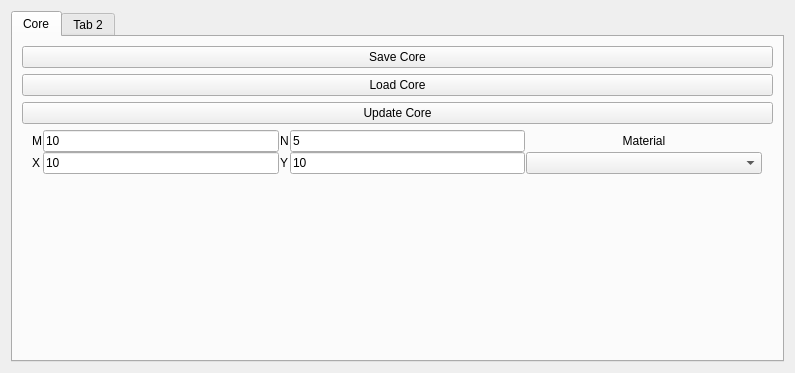
This is corewidget.ui in bigorangenuke/NeutronDiffusion as Qt 5 draws it before an edit. The edited form follows.
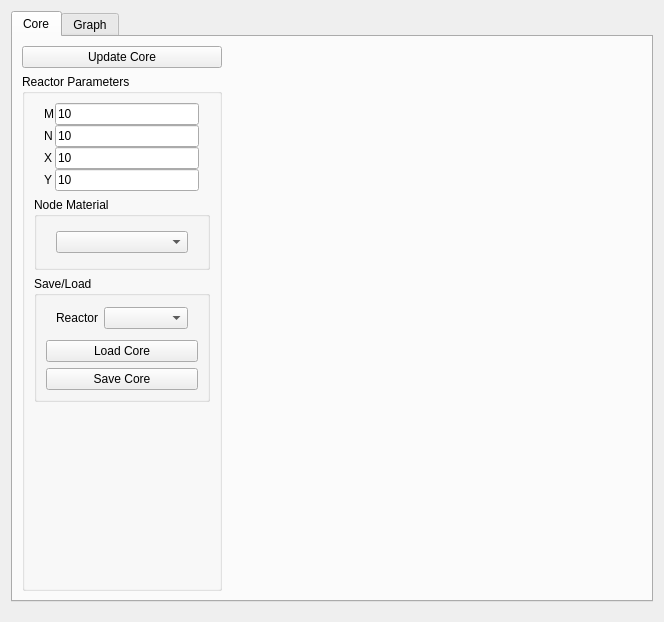
This is the edited form. Custom widgets are drawn as their Qt base class.

```diff
--- a/corewidget.ui
+++ b/corewidget.ui
@@ -6,44 +6,74 @@
    <rect>
     <x>0</x>
     <y>0</y>
-    <width>795</width>
-    <height>373</height>
+    <width>664</width>
+    <height>622</height>
    </rect>
   </property>
   <property name="windowTitle">
    <string>Form</string>
   </property>
-  <layout class="QVBoxLayout" name="verticalLayout">
+  <layout class="QHBoxLayout" name="horizontalLayout_5">
+   <property name="bottomMargin">
+    <number>20</number>
+   </property>
    <item>
     <widget class="QTabWidget" name="tabWidget">
+     <property name="layoutDirection">
+      <enum>Qt::LeftToRight</enum>
+     </property>
+     <property name="currentIndex">
+      <number>0</number>
+     </property>
      <widget class="QWidget" name="coreTab">
       <attribute name="title">
        <string>Core</string>
       </attribute>
-      <layout class="QVBoxLayout" name="verticalLayout_2">
+      <layout class="QHBoxLayout" name="horizontalLayout_4">
        <item>
-        <widget class="QPushButton" name="saveCorePushButton">
-         <property name="text">
-          <string>Save Core</string>
+        <layout class="QVBoxLayout" name="verticalLayout_3">
+         <property name="sizeConstraint">
+          <enum>QLayout::SetDefaultConstraint</enum>
          </property>
-        </widget>
-       </item>
-       <item>
-        <widget class="QPushButton" name="loadCorePushButton">
-         <property name="text">
-          <string>Load Core</string>
-         </property>
-        </widget>
-       </item>
        <item>
         <widget class="QPushButton" name="updateCorePushButton">
+           <property name="sizePolicy">
+            <sizepolicy hsizetype="Preferred" vsizetype="Fixed">
+             <horstretch>0</horstretch>
+             <verstretch>0</verstretch>
+            </sizepolicy>
+           </property>
+           <property name="maximumSize">
+            <size>
+             <width>200</width>
+             <height>16777215</height>
+            </size>
+           </property>
          <property name="text">
           <string>Update Core</string>
          </property>
         </widget>
        </item>
        <item>
-        <widget class="QWidget" name="widget" native="true">
+          <widget class="QGroupBox" name="groupBox">
+           <property name="sizePolicy">
+            <sizepolicy hsizetype="Preferred" vsizetype="Expanding">
+             <horstretch>0</horstretch>
+             <verstretch>0</verstretch>
+            </sizepolicy>
+           </property>
+           <property name="maximumSize">
+            <size>
+             <width>200</width>
+             <height>16777215</height>
+            </size>
+           </property>
+           <property name="title">
+            <string>Reactor Parameters</string>
+           </property>
+           <layout class="QVBoxLayout" name="verticalLayout_2">
+            <item>
+             <widget class="QWidget" name="sizeFormWidget" native="true">
          <property name="enabled">
           <bool>true</bool>
          </property>
@@ -53,18 +83,9 @@
            <verstretch>0</verstretch>
           </sizepolicy>
          </property>
-         <layout class="QGridLayout" name="gridLayout_3">
-          <property name="leftMargin">
-           <number>10</number>
-          </property>
-          <property name="topMargin">
-           <number>0</number>
-          </property>
-          <property name="rightMargin">
-           <number>11</number>
-          </property>
-          <property name="bottomMargin">
-           <number>0</number>
+              <layout class="QFormLayout" name="formLayout">
+               <property name="fieldGrowthPolicy">
+                <enum>QFormLayout::AllNonFixedFieldsGrow</enum>
           </property>
           <property name="horizontalSpacing">
            <number>1</number>
@@ -72,88 +93,80 @@
           <property name="verticalSpacing">
            <number>0</number>
           </property>
-          <item row="1" column="3">
-           <widget class="QLineEdit" name="mNodesLineEdit">
-            <property name="text">
-             <string>10</string>
-            </property>
-           </widget>
-          </item>
-          <item row="1" column="0">
+               <property name="leftMargin">
+                <number>10</number>
+               </property>
+               <property name="topMargin">
+                <number>0</number>
+               </property>
+               <property name="rightMargin">
+                <number>11</number>
+               </property>
+               <property name="bottomMargin">
+                <number>0</number>
+               </property>
+               <item row="0" column="0">
            <widget class="QLabel" name="mNodesLabel">
             <property name="text">
              <string>M</string>
             </property>
            </widget>
           </item>
-          <item row="3" column="3">
+               <item row="0" column="1">
+                <widget class="QLineEdit" name="mNodesLineEdit">
+                 <property name="sizePolicy">
+                  <sizepolicy hsizetype="Expanding" vsizetype="Fixed">
+                   <horstretch>0</horstretch>
+                   <verstretch>0</verstretch>
+                  </sizepolicy>
+                 </property>
+                 <property name="text">
+                  <string>10</string>
+                 </property>
+                </widget>
+               </item>
+               <item row="1" column="0">
+                <widget class="QLabel" name="nNodesLabel">
+                 <property name="text">
+                  <string>N</string>
+                 </property>
+                </widget>
+               </item>
+               <item row="1" column="1">
+                <widget class="QLineEdit" name="nNodesLineEdit">
+                 <property name="text">
+                  <string>10</string>
+                 </property>
+                </widget>
+               </item>
+               <item row="2" column="0">
+                <widget class="QLabel" name="xSizeLabel">
+                 <property name="text">
+                  <string>X</string>
+                 </property>
+                </widget>
+               </item>
+               <item row="2" column="1">
            <widget class="QLineEdit" name="xSizeLineEdit">
             <property name="text">
              <string>10</string>
             </property>
            </widget>
           </item>
-          <item row="3" column="5">
+               <item row="4" column="0">
            <widget class="QLabel" name="ySizeLabel">
             <property name="text">
              <string>Y</string>
             </property>
            </widget>
           </item>
-          <item row="3" column="6">
+               <item row="4" column="1">
            <widget class="QLineEdit" name="ySizeLineEdit">
             <property name="text">
              <string>10</string>
             </property>
            </widget>
           </item>
-          <item row="3" column="0">
-           <widget class="QLabel" name="xSizeLabel">
-            <property name="text">
-             <string>X</string>
-            </property>
-           </widget>
-          </item>
-          <item row="1" column="5">
-           <widget class="QLabel" name="nNodesLabel">
-            <property name="text">
-             <string>N</string>
-            </property>
-           </widget>
-          </item>
-          <item row="1" column="6">
-           <widget class="QLineEdit" name="nNodesLineEdit">
-            <property name="text">
-             <string>5</string>
-            </property>
-           </widget>
-          </item>
-          <item row="3" column="7">
-           <widget class="QComboBox" name="materialComboBox">
-            <property name="sizePolicy">
-             <sizepolicy hsizetype="Expanding" vsizetype="Fixed">
-              <horstretch>0</horstretch>
-              <verstretch>0</verstretch>
-             </sizepolicy>
-            </property>
-           </widget>
-          </item>
-          <item row="1" column="7">
-           <widget class="QLabel" name="materialComboBoxLabel">
-            <property name="sizePolicy">
-             <sizepolicy hsizetype="Expanding" vsizetype="Preferred">
-              <horstretch>0</horstretch>
-              <verstretch>0</verstretch>
-             </sizepolicy>
-            </property>
-            <property name="text">
-             <string>Material</string>
-            </property>
-            <property name="alignment">
-             <set>Qt::AlignCenter</set>
-            </property>
-           </widget>
-          </item>
          </layout>
          <zorder>mNodesLabel</zorder>
          <zorder>xSizeLabel</zorder>
@@ -163,10 +176,149 @@
          <zorder>mNodesLineEdit</zorder>
          <zorder>nNodesLabel</zorder>
          <zorder>nNodesLineEdit</zorder>
-         <zorder>materialComboBox</zorder>
-         <zorder>materialComboBoxLabel</zorder>
-        </widget>
-       </item>
+              <zorder>ySizeLabel</zorder>
+             </widget>
+            </item>
+            <item>
+             <widget class="QGroupBox" name="nodeGroupBox">
+              <property name="sizePolicy">
+               <sizepolicy hsizetype="Preferred" vsizetype="Preferred">
+                <horstretch>0</horstretch>
+                <verstretch>0</verstretch>
+               </sizepolicy>
+              </property>
+              <property name="maximumSize">
+               <size>
+                <width>200</width>
+                <height>75</height>
+               </size>
+              </property>
+              <property name="title">
+               <string>Node Material</string>
+              </property>
+              <layout class="QVBoxLayout" name="verticalLayout_4">
+               <item>
+                <layout class="QVBoxLayout" name="verticalLayout">
+                 <property name="leftMargin">
+                  <number>10</number>
+                 </property>
+                 <property name="topMargin">
+                  <number>5</number>
+                 </property>
+                 <property name="rightMargin">
+                  <number>10</number>
+                 </property>
+                 <property name="bottomMargin">
+                  <number>5</number>
+                 </property>
+                 <item>
+                  <widget class="QComboBox" name="materialComboBox"/>
+                 </item>
+                </layout>
+               </item>
+              </layout>
+             </widget>
+            </item>
+            <item>
+             <widget class="QGroupBox" name="saveLoadGroupBox">
+              <property name="sizePolicy">
+               <sizepolicy hsizetype="Preferred" vsizetype="Preferred">
+                <horstretch>0</horstretch>
+                <verstretch>0</verstretch>
+               </sizepolicy>
+              </property>
+              <property name="maximumSize">
+               <size>
+                <width>200</width>
+                <height>16777215</height>
+               </size>
+              </property>
+              <property name="title">
+               <string>Save/Load</string>
+              </property>
+              <layout class="QVBoxLayout" name="verticalLayout_5">
+               <item>
+                <layout class="QFormLayout" name="formLayout_4">
+                 <property name="fieldGrowthPolicy">
+                  <enum>QFormLayout::AllNonFixedFieldsGrow</enum>
+                 </property>
+                 <property name="leftMargin">
+                  <number>10</number>
+                 </property>
+                 <property name="topMargin">
+                  <number>2</number>
+                 </property>
+                 <property name="rightMargin">
+                  <number>10</number>
+                 </property>
+                 <property name="bottomMargin">
+                  <number>5</number>
+                 </property>
+                 <item row="1" column="1">
+                  <widget class="QComboBox" name="reactorComboBox"/>
+                 </item>
+                 <item row="1" column="0">
+                  <widget class="QLabel" name="label">
+                   <property name="text">
+                    <string>Reactor</string>
+                   </property>
+                  </widget>
+                 </item>
+                </layout>
+               </item>
+               <item>
+                <widget class="QPushButton" name="loadCorePushButton">
+                 <property name="text">
+                  <string>Load Core</string>
+                 </property>
+                </widget>
+               </item>
+               <item>
+                <widget class="QPushButton" name="saveCorePushButton">
+                 <property name="text">
+                  <string>Save Core</string>
+                 </property>
+                </widget>
+               </item>
+              </layout>
+             </widget>
+            </item>
+            <item>
+             <spacer name="verticalSpacer">
+              <property name="orientation">
+               <enum>Qt::Vertical</enum>
+              </property>
+              <property name="sizeHint" stdset="0">
+               <size>
+                <width>20</width>
+                <height>40</height>
+               </size>
+              </property>
+             </spacer>
+            </item>
+           </layout>
+           <zorder>label</zorder>
+           <zorder>formLayoutWidget</zorder>
+           <zorder>label</zorder>
+           <zorder>sizeFormWidget</zorder>
+           <zorder>nodeGroupBox</zorder>
+           <zorder>saveLoadGroupBox</zorder>
+           <zorder>verticalSpacer</zorder>
+          </widget>
+         </item>
+        </layout>
+       </item>
+       <item>
+        <layout class="QHBoxLayout" name="horizontalLayout_3">
+         <property name="leftMargin">
+          <number>2</number>
+         </property>
+         <property name="topMargin">
+          <number>20</number>
+         </property>
+         <property name="bottomMargin">
+          <number>20</number>
+         </property>
        <item>
         <widget class="QWidget" name="coreWidget" native="true">
          <property name="sizePolicy">
@@ -175,25 +327,42 @@
            <verstretch>0</verstretch>
           </sizepolicy>
          </property>
-         <layout class="QGridLayout" name="gridLayout"/>
+           <layout class="QHBoxLayout" name="horizontalLayout"/>
         </widget>
        </item>
       </layout>
-      <zorder>loadCorePushButton</zorder>
-      <zorder>widget</zorder>
-      <zorder>coreWidget</zorder>
-      <zorder>updateCorePushButton</zorder>
-      <zorder>saveCorePushButton</zorder>
+       </item>
+      </layout>
      </widget>
      <widget class="QWidget" name="tab_2">
       <attribute name="title">
-       <string>Tab 2</string>
+       <string>Graph</string>
       </attribute>
-     </widget>
-    </widget>
+      <layout class="QHBoxLayout" name="horizontalLayout_2">
+       <item>
+        <widget class="MplWidget" name="mplwidget" native="true">
+         <property name="sizePolicy">
+          <sizepolicy hsizetype="Expanding" vsizetype="Expanding">
+           <horstretch>0</horstretch>
+           <verstretch>0</verstretch>
+          </sizepolicy>
+         </property>
+        </widget>
+       </item>
+      </layout>
+     </widget>
+    </widget>
    </item>
   </layout>
  </widget>
+ <customwidgets>
+  <customwidget>
+   <class>MplWidget</class>
+   <extends>QWidget</extends>
+   <header>mplwidget.h</header>
+   <container>1</container>
+  </customwidget>
+ </customwidgets>
  <resources/>
  <connections/>
 </ui>
```
Left out of the diff: 12 changed lines with no effect on the pictures. Lines whose indentation alone changed are shown as unchanged.
